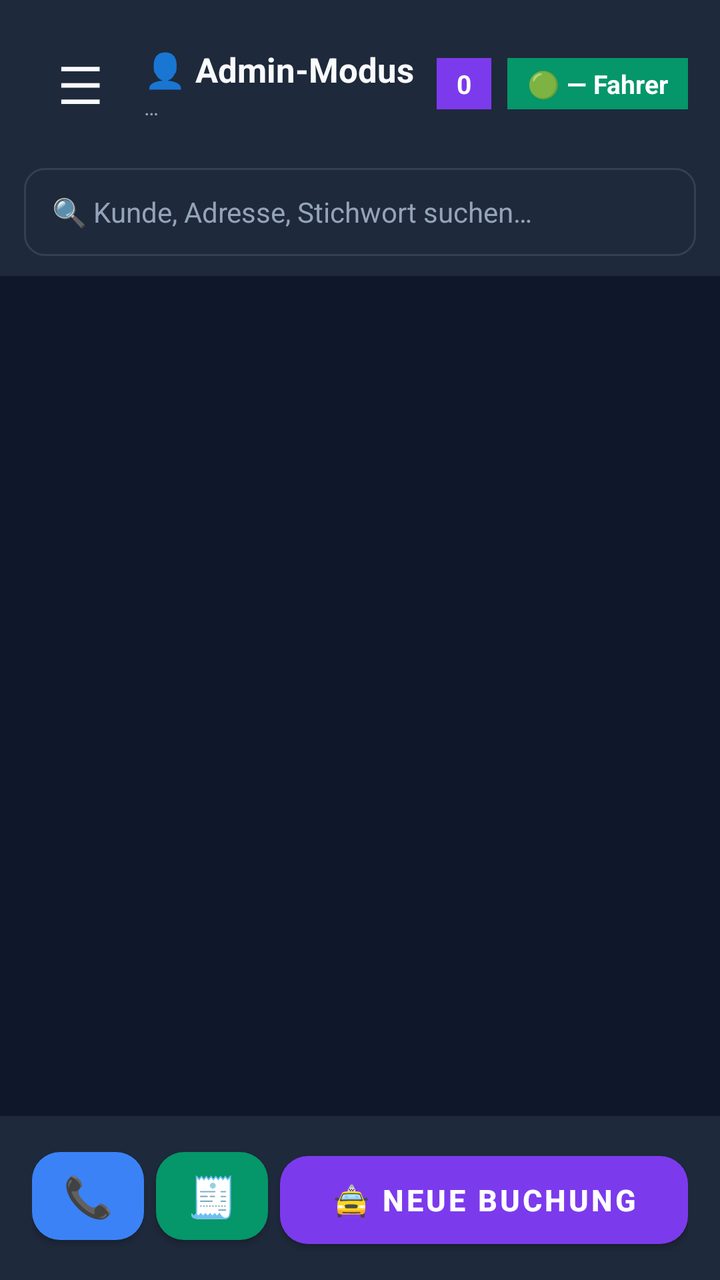
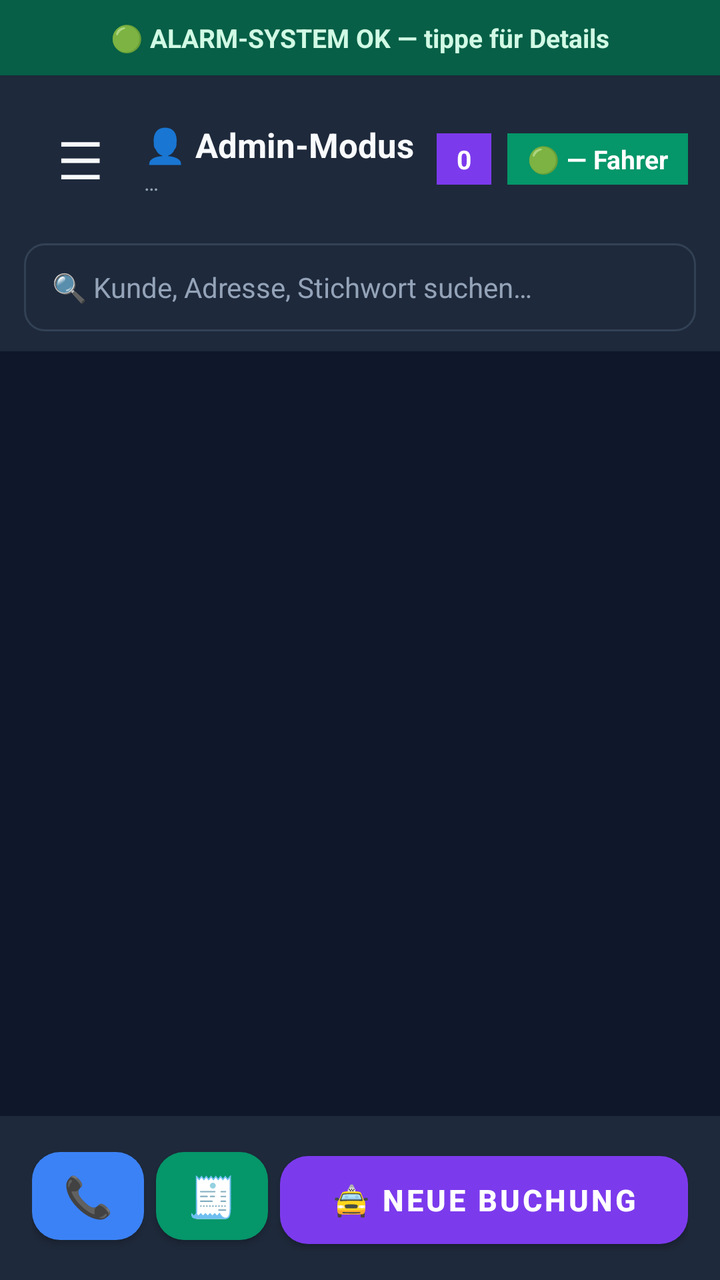

Compare the two renders of this Android layout. The source of the first and the diff that turns it into the second are given below.
<!-- AndroidManifest.xml: activity theme AppTheme.Driver -->
<!-- res/layout/activity_admin_dashboard.xml -->
<?xml version="1.0" encoding="utf-8"?>
<androidx.coordinatorlayout.widget.CoordinatorLayout xmlns:android="http://schemas.android.com/apk/res/android"
    xmlns:app="http://schemas.android.com/apk/res-auto"
    android:layout_width="match_parent"
    android:layout_height="match_parent"
    android:background="#0F172A"
    android:keepScreenOn="true">

    <com.google.android.material.appbar.AppBarLayout
        android:id="@+id/appbar"
        android:layout_width="match_parent"
        android:layout_height="wrap_content"
        android:background="#1E293B"
        app:elevation="0dp">

        
        <LinearLayout
            android:id="@+id/admin_anfragen_banner"
            android:layout_width="match_parent"
            android:layout_height="wrap_content"
            android:background="#DC2626"
            android:clickable="true"
            android:focusable="true"
            android:gravity="center_vertical"
            android:orientation="horizontal"
            android:paddingStart="16dp"
            android:paddingTop="16dp"
            android:paddingEnd="12dp"
            android:paddingBottom="16dp"
            android:visibility="gone">

            <TextView
                android:id="@+id/admin_anfragen_banner_text"
                android:layout_width="0dp"
                android:layout_height="wrap_content"
                android:layout_weight="1"
                android:text="📥 0 offene Web-/WhatsApp-Anfragen"
                android:textColor="#FFFFFF"
                android:textSize="17sp"
                android:textStyle="bold" />

            <TextView
                android:layout_width="wrap_content"
                android:layout_height="wrap_content"
                android:text="› ÜBERNEHMEN"
                android:textColor="#FFFFFF"
                android:textSize="14sp"
                android:textStyle="bold" />
        </LinearLayout>

        
        <LinearLayout
            android:id="@+id/admin_update_banner"
            android:layout_width="match_parent"
            android:layout_height="wrap_content"
            android:background="#10B981"
            android:gravity="center_vertical"
            android:orientation="horizontal"
            android:paddingStart="16dp"
            android:paddingTop="10dp"
            android:paddingEnd="12dp"
            android:paddingBottom="10dp"
            android:visibility="gone">

            <TextView
                android:id="@+id/admin_update_banner_text"
                android:layout_width="0dp"
                android:layout_height="wrap_content"
                android:layout_weight="1"
                android:text="📥 Update verfügbar"
                android:textColor="#FFFFFF"
                android:textSize="13sp"
                android:textStyle="bold" />

            <com.google.android.material.button.MaterialButton
                android:id="@+id/admin_update_banner_btn"
                android:layout_width="wrap_content"
                android:layout_height="36dp"
                android:minWidth="0dp"
                android:paddingStart="16dp"
                android:paddingEnd="16dp"
                android:text="Herunterladen"
                android:textColor="#10B981"
                android:textSize="12sp"
                app:backgroundTint="#FFFFFF"
                app:cornerRadius="18dp" />
        </LinearLayout>

        
        <LinearLayout
            android:id="@+id/admin_wartepool_banner"
            android:layout_width="match_parent"
            android:layout_height="wrap_content"
            android:background="#DC2626"
            android:clickable="true"
            android:focusable="true"
            android:gravity="center_vertical"
            android:orientation="horizontal"
            android:paddingStart="16dp"
            android:paddingTop="12dp"
            android:paddingEnd="12dp"
            android:paddingBottom="12dp"
            android:visibility="gone">

            <TextView
                android:id="@+id/admin_wartepool_banner_text"
                android:layout_width="0dp"
                android:layout_height="wrap_content"
                android:layout_weight="1"
                android:text="⚠️ WARTEPOOL: 0 Fahrten warten"
                android:textColor="#FFFFFF"
                android:textSize="14sp"
                android:textStyle="bold" />

            <TextView
                android:layout_width="wrap_content"
                android:layout_height="wrap_content"
                android:text="› ANSEHEN"
                android:textColor="#FFFFFF"
                android:textSize="12sp"
                android:textStyle="bold" />
        </LinearLayout>

        
        <LinearLayout
            android:id="@+id/admin_call_vorschlag_card"
            android:layout_width="match_parent"
            android:layout_height="wrap_content"
            android:background="#1E40AF"
            android:orientation="vertical"
            android:paddingStart="16dp"
            android:paddingTop="12dp"
            android:paddingEnd="16dp"
            android:paddingBottom="12dp"
            android:visibility="gone">

            <TextView
                android:id="@+id/admin_call_vorschlag_title"
                android:layout_width="match_parent"
                android:layout_height="wrap_content"
                android:text="📞 Neuer Call-Vorschlag"
                android:textColor="#FFFFFF"
                android:textSize="13sp"
                android:textStyle="bold" />

            <TextView
                android:id="@+id/admin_call_vorschlag_body"
                android:layout_width="match_parent"
                android:layout_height="wrap_content"
                android:paddingTop="6dp"
                android:text=""
                android:textColor="#E0E7FF"
                android:textSize="13sp" />

            <LinearLayout
                android:layout_width="match_parent"
                android:layout_height="wrap_content"
                android:orientation="horizontal"
                android:paddingTop="10dp">

                <com.google.android.material.button.MaterialButton
                    android:id="@+id/admin_call_vorschlag_anlegen"
                    android:layout_width="0dp"
                    android:layout_height="44dp"
                    android:layout_marginEnd="4dp"
                    android:layout_weight="2"
                    android:minWidth="0dp"
                    android:paddingStart="4dp"
                    android:paddingEnd="4dp"
                    android:text="✓ Übernehmen"
                    android:textColor="#FFFFFF"
                    android:textSize="12sp"
                    app:backgroundTint="#059669"
                    app:cornerRadius="8dp" />

                <com.google.android.material.button.MaterialButton
                    android:id="@+id/admin_call_vorschlag_edit"
                    android:layout_width="0dp"
                    android:layout_height="44dp"
                    android:layout_marginEnd="4dp"
                    android:layout_weight="2"
                    android:minWidth="0dp"
                    android:paddingStart="4dp"
                    android:paddingEnd="4dp"
                    android:text="✎ Bearbeiten"
                    android:textColor="#FFFFFF"
                    android:textSize="12sp"
                    app:backgroundTint="#D97706"
                    app:cornerRadius="8dp" />

                <com.google.android.material.button.MaterialButton
                    android:id="@+id/admin_call_vorschlag_dismiss"
                    android:layout_width="0dp"
                    android:layout_height="44dp"
                    android:layout_weight="1"
                    android:minWidth="0dp"
                    android:paddingStart="4dp"
                    android:paddingEnd="4dp"
                    android:text="🗑️ Weg"
                    android:textColor="#FFFFFF"
                    android:textSize="12sp"
                    app:backgroundTint="#DC2626"
                    app:cornerRadius="8dp" />
            </LinearLayout>
        </LinearLayout>

        <LinearLayout
            android:layout_width="match_parent"
            android:layout_height="wrap_content"
            android:gravity="center_vertical"
            android:orientation="horizontal"
            android:paddingStart="8dp"
            android:paddingTop="10dp"
            android:paddingEnd="16dp"
            android:paddingBottom="10dp">

            <com.google.android.material.button.MaterialButton
                android:id="@+id/btn_admin_menu"
                style="@style/Widget.MaterialComponents.Button.TextButton"
                android:layout_width="64dp"
                android:layout_height="64dp"
                android:minWidth="0dp"
                android:padding="0dp"
                android:text="☰"
                android:textColor="#F8FAFC"
                android:textSize="26sp" />

            <LinearLayout
                android:layout_width="0dp"
                android:layout_height="wrap_content"
                android:layout_weight="1"
                android:orientation="vertical">

                <TextView
                    android:layout_width="match_parent"
                    android:layout_height="wrap_content"
                    android:text="👤 Admin-Modus"
                    android:textColor="#F8FAFC"
                    android:textSize="17sp"
                    android:textStyle="bold" />

                <TextView
                    android:id="@+id/tv_admin_email"
                    android:layout_width="match_parent"
                    android:layout_height="wrap_content"
                    android:text="…"
                    android:textColor="#94A3B8"
                    android:textSize="11sp" />
            </LinearLayout>

            <TextView
                android:id="@+id/tv_admin_queue_count"
                android:layout_width="wrap_content"
                android:layout_height="wrap_content"
                android:background="#7C3AED"
                android:paddingStart="10dp"
                android:paddingTop="4dp"
                android:paddingEnd="10dp"
                android:paddingBottom="4dp"
                android:text="0"
                android:textColor="#FFFFFF"
                android:textSize="13sp"
                android:textStyle="bold" />

            
            <TextView
                android:id="@+id/tv_admin_online_ampel"
                android:layout_width="wrap_content"
                android:layout_height="wrap_content"
                android:layout_marginStart="8dp"
                android:background="#059669"
                android:paddingStart="10dp"
                android:paddingTop="4dp"
                android:paddingEnd="10dp"
                android:paddingBottom="4dp"
                android:text="🟢 — Fahrer"
                android:textColor="#FFFFFF"
                android:textSize="13sp"
                android:textStyle="bold" />
        </LinearLayout>
        
        <LinearLayout
            android:layout_width="match_parent"
            android:layout_height="wrap_content"
            android:orientation="horizontal"
            android:paddingStart="12dp"
            android:paddingEnd="12dp"
            android:paddingBottom="10dp"
            android:gravity="center_vertical">

            <EditText
                android:id="@+id/et_admin_search"
                android:layout_width="0dp"
                android:layout_height="44dp"
                android:layout_weight="1"
                android:background="@drawable/search_field_bg"
                android:hint="🔍 Kunde, Adresse, Stichwort suchen…"
                android:textColorHint="#94A3B8"
                android:textColor="#F8FAFC"
                android:textSize="14sp"
                android:paddingStart="14dp"
                android:paddingEnd="14dp"
                android:inputType="text"
                android:imeOptions="actionSearch"
                android:singleLine="true" />

            <com.google.android.material.button.MaterialButton
                android:id="@+id/btn_admin_search_clear"
                android:layout_width="44dp"
                android:layout_height="44dp"
                android:layout_marginStart="8dp"
                android:text="✕"
                android:textSize="16sp"
                android:textColor="#F8FAFC"
                android:minWidth="0dp"
                android:padding="0dp"
                android:visibility="gone"
                app:backgroundTint="#374151"
                app:cornerRadius="10dp" />
        </LinearLayout>
    </com.google.android.material.appbar.AppBarLayout>

    <androidx.recyclerview.widget.RecyclerView
        android:id="@+id/rv_admin_rides"
        android:layout_width="match_parent"
        android:layout_height="match_parent"
        android:padding="12dp"
        android:clipToPadding="false"
        android:paddingBottom="180dp"
        app:layout_behavior="@string/appbar_scrolling_view_behavior" />

    <LinearLayout
        android:id="@+id/admin_empty_state"
        android:layout_width="match_parent"
        android:layout_height="wrap_content"
        android:layout_gravity="center"
        android:gravity="center"
        android:orientation="vertical"
        android:padding="32dp"
        android:visibility="gone">

        <TextView
            android:layout_width="wrap_content"
            android:layout_height="wrap_content"
            android:text="📭"
            android:textSize="64sp" />

        <TextView
            android:layout_width="wrap_content"
            android:layout_height="wrap_content"
            android:layout_marginTop="16dp"
            android:text="Keine offenen Aufträge"
            android:textColor="#F8FAFC"
            android:textSize="18sp"
            android:textStyle="bold" />

        <TextView
            android:layout_width="wrap_content"
            android:layout_height="wrap_content"
            android:layout_marginTop="6dp"
            android:gravity="center"
            android:text="Tippe auf 📞 oder 🚖 unten, um eine Buchung anzulegen."
            android:textColor="#94A3B8"
            android:textSize="13sp" />
    </LinearLayout>

    <LinearLayout
        android:layout_width="match_parent"
        android:layout_height="wrap_content"
        android:layout_gravity="bottom"
        android:background="#1E293B"
        android:orientation="horizontal"
        android:paddingStart="16dp"
        android:paddingTop="12dp"
        android:paddingEnd="16dp"
        android:paddingBottom="14dp">

        <com.google.android.material.button.MaterialButton
            android:id="@+id/btn_admin_call_log"
            android:layout_width="56dp"
            android:layout_height="56dp"
            android:layout_marginEnd="6dp"
            android:text="📞"
            android:textSize="20sp"
            app:backgroundTint="#3B82F6"
            app:cornerRadius="14dp" />

        
        <com.google.android.material.button.MaterialButton
            android:id="@+id/btn_admin_invoices"
            android:layout_width="56dp"
            android:layout_height="56dp"
            android:layout_marginEnd="6dp"
            android:text="🧾"
            android:textSize="20sp"
            app:backgroundTint="#059669"
            app:cornerRadius="14dp" />

        <com.google.android.material.button.MaterialButton
            android:id="@+id/btn_admin_new_booking"
            android:layout_width="0dp"
            android:layout_height="56dp"
            android:layout_marginStart="0dp"
            android:layout_weight="1"
            android:text="🚖 Neue Buchung"
            android:textColor="#FFFFFF"
            android:textSize="15sp"
            android:textStyle="bold"
            app:backgroundTint="#7C3AED"
            app:cornerRadius="14dp" />
    </LinearLayout>

</androidx.coordinatorlayout.widget.CoordinatorLayout>
<!-- resources referenced by this layout -->
<resources>
  <!-- drawable search_field_bg (drawable) -->
  <?xml version="1.0" encoding="utf-8"?>
  <shape xmlns:android="http://schemas.android.com/apk/res/android"
      android:shape="rectangle">
      <solid android:color="#1E293B" />
      <stroke android:width="1dp" android:color="#334155" />
      <corners android:radius="10dp" />
  </shape>
  <style name="AppTheme.Driver" parent="Theme.MaterialComponents.DayNight.NoActionBar">
          <item name="windowActionBar">false</item>
          <item name="windowNoTitle">true</item>
          <item name="android:windowBackground">@drawable/splash</item>
          <item name="android:statusBarColor">#1E293B</item>
      </style>
  <!-- drawable splash: png bitmap (drawable, 4040 bytes) -->
</resources>

<!-- the commit's change to res/layout/activity_admin_dashboard.xml (unified diff, before → after) -->
@@ -84,6 +84,30 @@
                 android:textSize="12sp"
                 app:backgroundTint="#FFFFFF"
                 app:cornerRadius="18dp" />
+        </LinearLayout>
+
+        
+        <LinearLayout
+            android:id="@+id/admin_system_check_card"
+            android:layout_width="match_parent"
+            android:layout_height="wrap_content"
+            android:orientation="vertical"
+            android:background="#065F46"
+            android:padding="10dp"
+            android:paddingStart="16dp"
+            android:paddingEnd="16dp"
+            android:clickable="true"
+            android:focusable="true">
+
+            <TextView
+                android:id="@+id/admin_tv_system_check_title"
+                android:layout_width="match_parent"
+                android:layout_height="wrap_content"
+                android:text="🟢 ALARM-SYSTEM OK — tippe für Details"
+                android:textColor="#D1FAE5"
+                android:textSize="13sp"
+                android:textStyle="bold"
+                android:gravity="center" />
         </LinearLayout>
 
         
